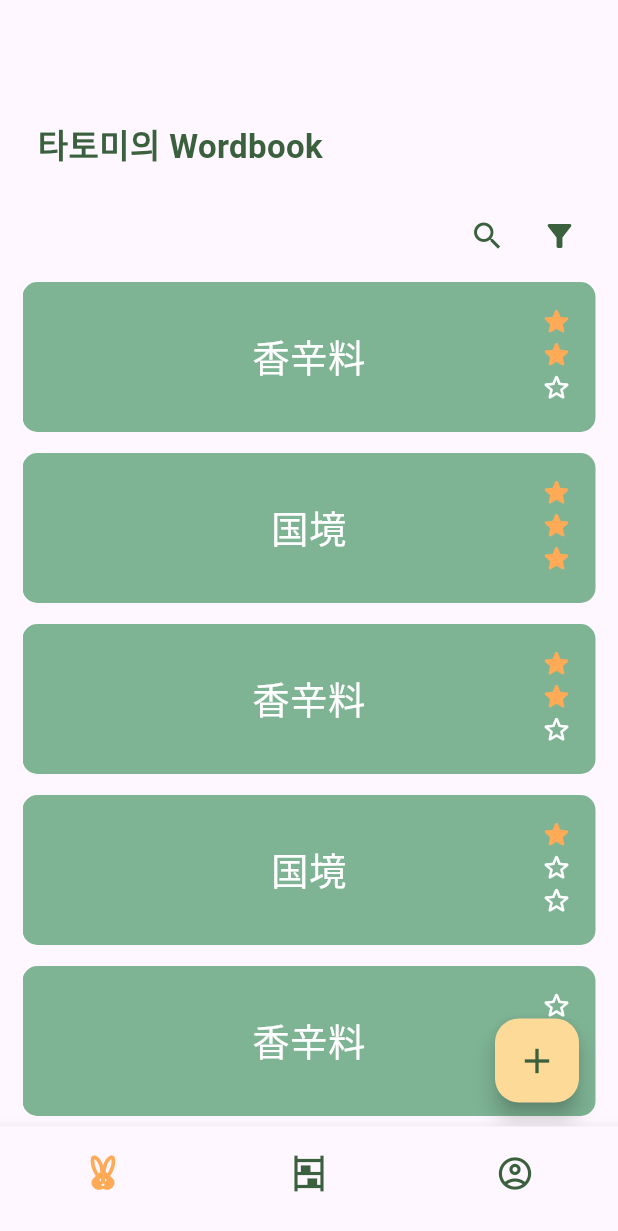
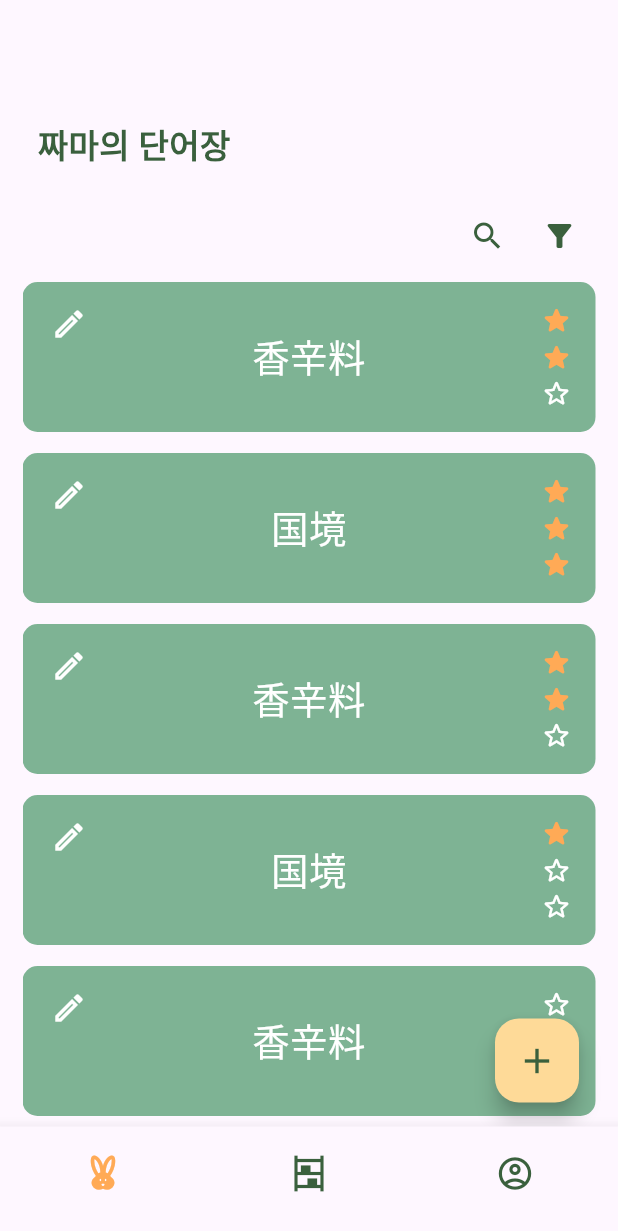
Before and after one commit to Summerzzang/myVeryWorkbook, a Flutter app: the screen it shows after launch, on a phone screen of 412 x 824 dp. Shown: the top 1231 px of the screen. Run offline on Flutter 3.47's test engine with Material 3 defaults, Android fonts, the phone set to English and light mode, and no system bars.

Commit message:
update with editWord

```diff
--- a/lib/pages/homepage.dart
+++ b/lib/pages/homepage.dart
@@ -1,6 +1,6 @@
 import 'package:flutter/material.dart';
 import 'package:my_wordbook/pages/create_word.dart';
-import 'package:my_wordbook/pages/wordbookCard.dart';
+import 'package:my_wordbook/pages/wordbook_card.dart';
 import 'package:my_wordbook/service/wordbook_service.dart';
 import 'package:my_wordbook/theme/deco_const.dart';
 import 'package:provider/provider.dart';
@@ -9,18 +9,16 @@ class Homepage extends StatelessWidget {
   const Homepage({super.key});
 
   @override
-  Widget build(BuildContext context){
-    WordBook wordBook =  context.select<WordbookService, WordBook>(
-        (WordbookService service) => service.currentWordBook);
+  Widget build(BuildContext context) {
+    List<Word> wordBookContents = context.select<WordbookService, List<Word>>(
+        (WordbookService service) => service.currentWordBook.contents);
     return Scaffold(
       floatingActionButton: FloatingActionButton(
         onPressed: () {
           Navigator.push(
             context,
             MaterialPageRoute(
-              builder: (context) => const CreateWordPage(
-                initialText: "Hi, Hello",
-              ),
+              builder: (context) => const CreateWordPage(),
               //fullscreenDialog: true,
             ),
           );
@@ -45,9 +43,9 @@ class Homepage extends StatelessWidget {
                 Container(
                   padding: const EdgeInsets.only(left: 10),
                   alignment: Alignment.topLeft,
-                  child: Text(
-                    wordBook.title,
-                    style: const TextStyle(
+                  child: const Text(
+                    "짜마의 단어장",
+                    style: TextStyle(
                       fontSize: 22,
                       fontWeight: FontWeight.bold,
                       color: DecoConst.secondColor,
@@ -81,10 +79,9 @@ class Homepage extends StatelessWidget {
             SliverList(
               delegate: SliverChildBuilderDelegate(
                 (context, index) {
-                  final List<Word> wordBookContents = wordBook.contents;
                   return WordCard(word: wordBookContents[index]);
                 },
-                childCount: wordBook.contents.length,
+                childCount: wordBookContents.length,
               ),
             ),
           ],
--- a/lib/pages/wordbookCard.dart
+++ b/lib/pages/wordbook_card.dart
@@ -1,7 +1,9 @@
 import 'package:flutter/material.dart';
+import 'package:my_wordbook/pages/create_word.dart';
 import 'package:my_wordbook/service/wordbook_service.dart';
 import 'package:my_wordbook/theme/deco_const.dart';
 import 'package:my_wordbook/utils/card_animation.dart';
+import 'package:provider/provider.dart';
 
 class WordCard extends StatefulWidget {
   const WordCard({
@@ -27,22 +29,18 @@ class _WordCardState extends State<WordCard>
     _animations.controller.addStatusListener((status) {
       if (status == AnimationStatus.completed) {
         _animations.controller.reverse();
-        setState(() {
-          widget.word.checked++;
-        });
       }
     });
   }
 
-  void _handleDoubleTap() {
+  void _handleDoubleTap(wordId) {
     if (widget.word.checked < 3 && !_animations.controller.isAnimating) {
+      context.read<WordbookService>().checkedIncrement(wordId);
       _animations.controller.forward();
     }
   }
 
-  void _onLongPress(){
-
-  }
+  void _onLongPress() {}
 
   @override
   void dispose() {
@@ -53,14 +51,19 @@ class _WordCardState extends State<WordCard>
   @override
   Widget build(BuildContext context) {
     return GestureDetector(
-      onDoubleTap: _handleDoubleTap,
+      onDoubleTap: () {
+        _handleDoubleTap(widget.word.id);
+      },
       onLongPress: _onLongPress,
       child: AnimatedBuilder(
           animation: _animations.controller,
           builder: (context, child) {
             return Container(
                 margin: const EdgeInsets.symmetric(vertical: 7),
-                padding: const EdgeInsets.all(15),
+                padding: const EdgeInsets.symmetric(
+                  vertical: 12,
+                  horizontal: 15,
+                ),
                 height: 100,
                 decoration: BoxDecoration(
                   borderRadius: BorderRadius.circular(10),
@@ -68,6 +71,29 @@ class _WordCardState extends State<WordCard>
                 ),
                 child: Stack(
                   children: [
+                    Align(
+                      alignment: Alignment.topLeft,
+                      child: IconButton(
+                        splashRadius: 20,
+                        padding: EdgeInsets.zero,
+                        alignment: Alignment.topLeft,
+                        onPressed: () {
+                          Navigator.push(
+                            context,
+                            MaterialPageRoute(
+                              builder: (context) => CreateWordPage(
+                                initialWord: widget.word,
+                              ),
+                              //fullscreenDialog: true,
+                            ),
+                          );
+                        },
+                        icon: const Icon(
+                          Icons.mode_edit_outlined,
+                          color: DecoConst.whiteFontColor,
+                        ),
+                      ),
+                    ),
                     Align(
                       alignment: Alignment.center,
                       child: Transform.scale(
@@ -85,11 +111,14 @@ class _WordCardState extends State<WordCard>
                     Align(
                       alignment: Alignment.centerRight,
                       child: Column(
+                        mainAxisAlignment: MainAxisAlignment.spaceEvenly,
                         children: List.generate(
                           3,
                           (index) {
                             return Transform.rotate(
-                              angle: _animations.rotationAnimation.value,
+                              angle: index == widget.word.checked - 1
+                                  ? _animations.rotationAnimation.value
+                                  : 0.0,
                               child: Icon(
                                 widget.word.checked > index
                                     ? Icons.star_rounded
```
Also changed, not shown: lib/pages/create_word.dart (+14 -8 lines), lib/service/wordbook_service.dart (+38 -2 lines).
